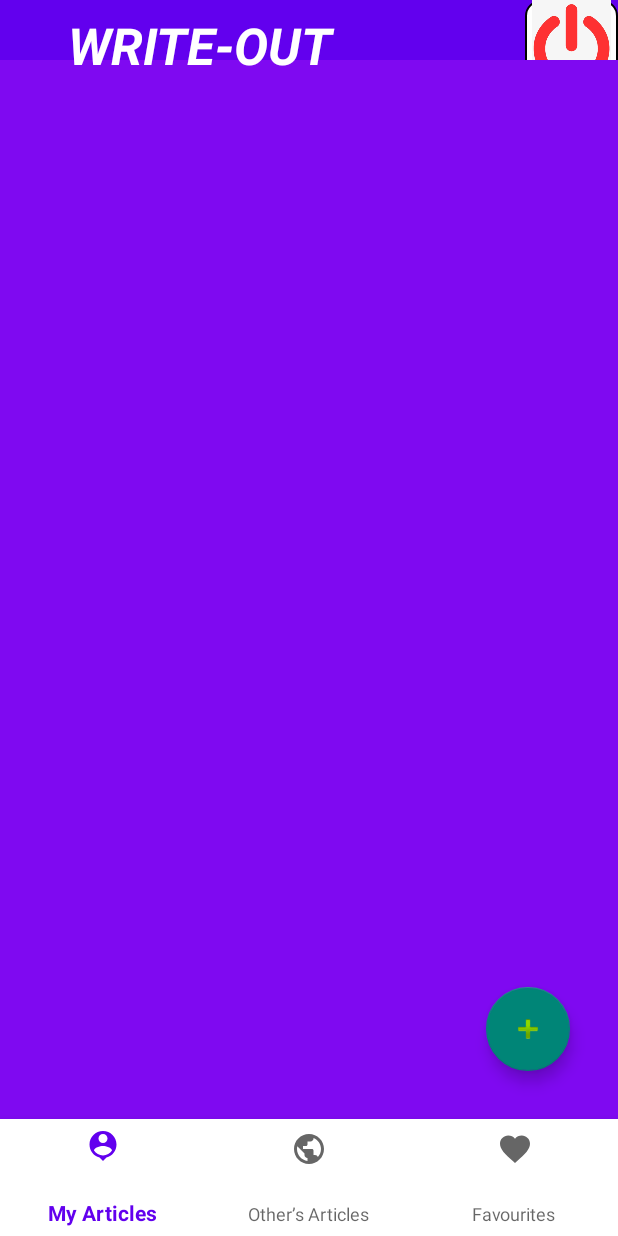
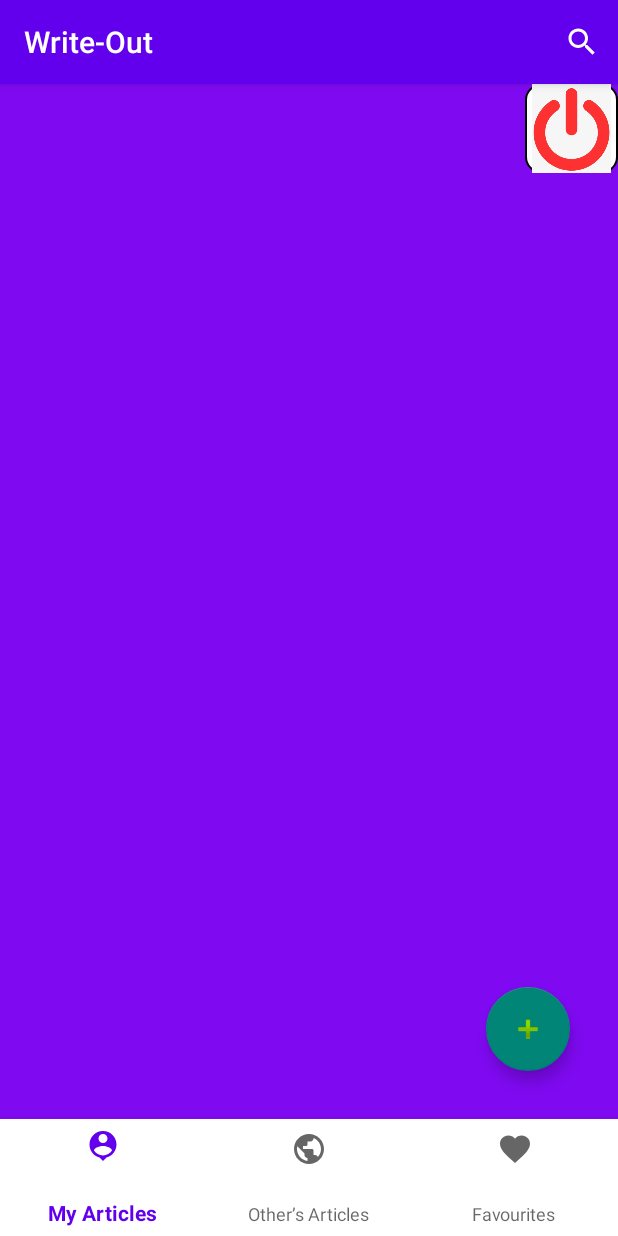
Before and after one commit to KiraCodes6103/write-out, an Android app: the screen it shows after launch once a user with an empty profile is signed in (BottomNav), on a phone screen of 412 x 824 dp. Run offline under Robolectric (Android 15) with nearby library versions, the phone set to English and light mode, and no system bars; our stand-ins replace Firebase (no records; nobody signed in at launch, a user with empty details on screens opened directly).

Commit message:
Search Bar

```diff
--- a/app/src/main/java/com/example/write_out/BottomNav.java
+++ b/app/src/main/java/com/example/write_out/BottomNav.java
@@ -2,19 +2,31 @@ package com.example.write_out;
 
 import android.content.Intent;
 import android.os.Bundle;
+import android.view.Menu;
+import android.view.MenuInflater;
+import android.view.MenuItem;
 import android.view.View;
+import android.widget.SearchView;
 
+import androidx.annotation.NonNull;
 import androidx.appcompat.app.AppCompatActivity;
 import androidx.fragment.app.Fragment;
 import androidx.fragment.app.FragmentManager;
 import androidx.fragment.app.FragmentTransaction;
+import androidx.recyclerview.widget.LinearLayoutManager;
+import androidx.recyclerview.widget.RecyclerView;
 
 import com.example.write_out.databinding.ActivityBottomNavBinding;
+import com.firebase.ui.database.FirebaseRecyclerOptions;
 import com.google.firebase.auth.FirebaseAuth;
+import com.google.firebase.database.FirebaseDatabase;
 
 public class BottomNav extends AppCompatActivity {
     FirebaseAuth mFirebase;
     ActivityBottomNavBinding binding;
+    RecyclerView recview;
+    MyAdapter adapter;
+
 
     @Override
     protected void onCreate(Bundle savedInstanceState) {
@@ -58,5 +70,38 @@ public class BottomNav extends AppCompatActivity {
         finish();
     }
 
+    @Override
+    public boolean onCreateOptionsMenu(Menu menu) {
+        getMenuInflater().inflate(R.menu.search,menu);
+        MenuItem menuItem = menu.findItem(R.id.search);
+        SearchView searchView = (SearchView)menuItem.getActionView();
+        searchView.setOnQueryTextListener(new SearchView.OnQueryTextListener() {
+            @Override
+            public boolean onQueryTextSubmit(String s) {
+                processsearch(s);
+                return false;
+            }
+
+            @Override
+            public boolean onQueryTextChange(String s) {
+                processsearch(s);
+                return false;
+            }
+        });
+        return super.onCreateOptionsMenu(menu);
+    }
+
+    private void processsearch(String s) {
+        recview=(RecyclerView)findViewById(R.id.recview);
+        FirebaseRecyclerOptions<model> options =
+                new FirebaseRecyclerOptions.Builder<model>()
+                        .setQuery(FirebaseDatabase.getInstance().getReference().child("AllArticles").orderByChild("Category").startAt(s).endAt(s+"\uf8ff"), model.class)
+                        .build();
+        adapter = new MyAdapter(options);
+        adapter.startListening();
+        recview.setAdapter(adapter);
+
+    }
+
 
 }
--- a/app/src/main/java/com/example/write_out/MyProfile.java
+++ b/app/src/main/java/com/example/write_out/MyProfile.java
@@ -85,4 +85,6 @@ public class MyProfile extends Fragment {
     }
 
 
+
+
 }
--- a/app/src/main/java/com/example/write_out/OtherArticle.java
+++ b/app/src/main/java/com/example/write_out/OtherArticle.java
@@ -2,9 +2,12 @@ package com.example.write_out;
 
 import android.os.Bundle;
 import android.view.LayoutInflater;
+import android.view.Menu;
+import android.view.MenuInflater;
 import android.view.View;
 import android.view.ViewGroup;
 
+import androidx.annotation.NonNull;
 import androidx.fragment.app.Fragment;
 import androidx.recyclerview.widget.LinearLayoutManager;
 import androidx.recyclerview.widget.RecyclerView;
@@ -83,4 +86,6 @@ public class OtherArticle extends Fragment {
         super.onStop();
         adapter.stopListening();
     }
+
+
 }
--- a/app/src/main/res/layout/activity_bottom_nav.xml
+++ b/app/src/main/res/layout/activity_bottom_nav.xml
@@ -22,23 +22,14 @@
         app:layout_constraintVertical_bias="1.0"
         app:menu="@menu/bottom_nav_menu" />
 
-    <ImageView
-        android:id="@+id/imageView"
-        android:layout_width="65dp"
-        android:layout_height="59dp"
-        android:layout_marginLeft="350dp"
-        android:foregroundGravity="right"
-        android:onClick="logout"
-        app:srcCompat="@drawable/red"
-        android:background="@drawable/edit_text"/>
 
     <FrameLayout
         android:id="@+id/FrameContainer"
         android:layout_width="match_parent"
-        android:layout_height="770dp"
+        android:layout_height="match_parent"
         android:layout_above="@+id/bottomnavigation"
+        android:layout_marginTop="0dp"
         android:layout_marginBottom="0dp"
-        android:layout_marginTop="40dp"
         android:background="@color/purple"
         app:layout_constraintBottom_toBottomOf="parent"
         app:layout_constraintEnd_toEndOf="parent"
@@ -62,17 +53,15 @@
 
     </FrameLayout>
 
-    <TextView
-        android:id="@+id/textView5"
-        android:layout_width="267dp"
-        android:layout_height="80dp"
-        android:includeFontPadding="false"
-        android:paddingLeft="45dp"
-        android:paddingTop="12dp"
-        android:text="WRITE-OUT"
-        android:textColor="@color/white"
-        android:textSize="34sp"
-        android:textStyle="bold|italic" />
+    <ImageView
+        android:id="@+id/imageView"
+        android:layout_width="65dp"
+        android:layout_height="59dp"
+        android:layout_marginLeft="350dp"
+        android:background="@drawable/edit_text"
+        android:foregroundGravity="right"
+        android:onClick="logout"
+        app:srcCompat="@drawable/red" />
 
 
 </RelativeLayout>
--- a/app/src/main/res/layout/singlerowdesign.xml
+++ b/app/src/main/res/layout/singlerowdesign.xml
@@ -82,14 +82,12 @@
         </LinearLayout>
     </LinearLayout>
 
-    <ImageView
+    <ImageButton
         android:id="@+id/like"
         android:layout_width="40dp"
         android:layout_height="40dp"
         android:layout_marginLeft="330dp"
         android:layout_marginTop="25dp"
-        android:src="@drawable/blike">
-
-    </ImageView>
+        android:src="@drawable/blike"/>
 
 </androidx.cardview.widget.CardView>
--- a/app/src/main/res/menu/search.xml
+++ b/app/src/main/res/menu/search.xml
@@ -1,4 +1,10 @@
 <?xml version="1.0" encoding="utf-8"?>
-<menu xmlns:android="http://schemas.android.com/apk/res/android">
+<menu xmlns:android="http://schemas.android.com/apk/res/android"
+    xmlns:app="http://schemas.android.com/apk/res-auto">
+ <item android:id="@+id/search"
+     android:icon="@drawable/ic_baseline_search_24"
+     android:title="Search Data"
+     app:showAsAction="always"
+     app:actionViewClass="android.widget.SearchView" />
 
 </menu>
--- a/app/src/main/res/values-night/themes.xml
+++ b/app/src/main/res/values-night/themes.xml
@@ -1,6 +1,6 @@
 <resources xmlns:tools="http://schemas.android.com/tools">
     <!-- Base application theme. -->
-    <style name="Theme.Write_Out" parent="Theme.AppCompat.Light.NoActionBar">
+    <style name="Theme.Write_Out" parent="Theme.AppCompat.Light.DarkActionBar">
         <!-- Primary brand color. -->
         <item name="colorPrimary">@color/purple_200</item>
         <item name="colorPrimaryVariant">@color/purple_700</item>
--- a/app/src/main/res/values/themes.xml
+++ b/app/src/main/res/values/themes.xml
@@ -1,6 +1,6 @@
 <resources xmlns:tools="http://schemas.android.com/tools">
     <!-- Base application theme. -->
-    <style name="Theme.Write_Out" parent="Theme.AppCompat.Light.NoActionBar">
+    <style name="Theme.Write_Out" parent="Theme.AppCompat.Light.DarkActionBar">
         <!-- Primary brand color. -->
         <item name="colorPrimary">@color/purple_500</item>
         <item name="colorPrimaryVariant">@color/purple_700</item>
```
